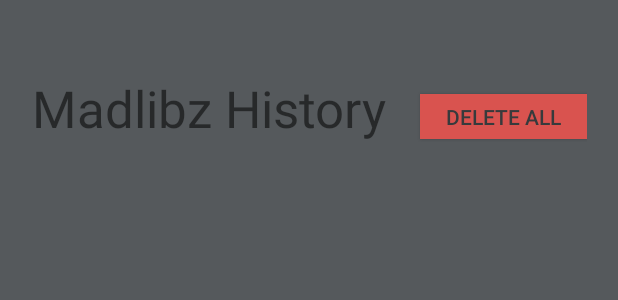
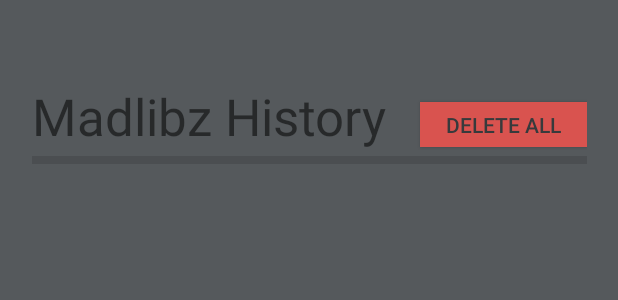
Before and after one commit to http-samc/madlibz, an Android app: the layout activity_history.xml on its own in the app's theme, with its tools: preview values and no code run, on a phone screen of 412 x 824 dp. Shown: the top 300 px of the screen. Run offline under Robolectric (Android 15) with nearby library versions, the phone set to English and light mode, and no system bars; network calls fail.

Commit message:
fixed margin on histroy page

```diff
--- a/app/src/main/res/layout/activity_history.xml
+++ b/app/src/main/res/layout/activity_history.xml
@@ -10,6 +10,7 @@
     <ScrollView
         android:layout_width="370dp"
         android:layout_height="729dp"
+        android:layout_marginTop="10dp"
         app:layout_constraintBottom_toBottomOf="parent"
         app:layout_constraintEnd_toEndOf="parent"
         app:layout_constraintHorizontal_bias="0.5"
@@ -48,6 +49,14 @@
                     android:text="DELETE ALL"
                     android:textColor="@color/bootstrap_brand_secondary_text" />
             </LinearLayout>
+
+            <View
+                android:id="@+id/divider"
+                android:layout_width="match_parent"
+                android:layout_height="5dp"
+                android:layout_marginTop="4dp"
+                android:background="?android:attr/listDivider" />
+
         </LinearLayout>
     </ScrollView>
 </androidx.constraintlayout.widget.ConstraintLayout>
```
